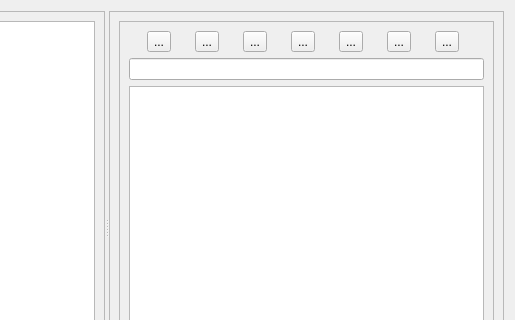
Before: the Qt Designer form src/ui/noteseditor.ui in metaxy/openBibleViewer, drawn with Qt 5; both pictures show x 275 to 790 and y 0 to 320 of the 790 by 454 pixel window.
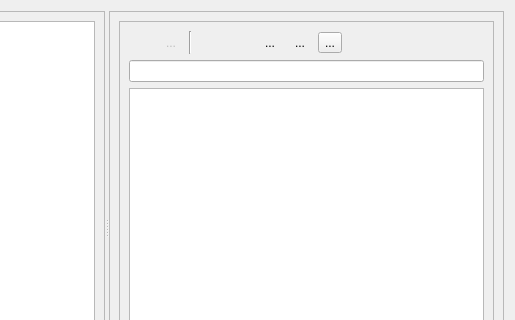
After: the same form once the commit is applied. Icons and pictures are not drawn.

```diff
--- a/src/ui/noteseditor.ui
+++ b/src/ui/noteseditor.ui
@@ -77,31 +77,72 @@
           <item>
            <layout class="QHBoxLayout" name="horizontalLayout">
             <item>
-             <widget class="QToolButton" name="toolButton_2">
+             <widget class="QToolButton" name="toolButton_noteUndo">
+              <property name="enabled">
+               <bool>false</bool>
+              </property>
               <property name="text">
-               <string>...</string>
+               <string/>
               </property>
+              <property name="icon">
+               <iconset resource="../icons.qrc">
+                <normaloff>:/icons/16x16/edit-undo.png</normaloff>:/icons/16x16/edit-undo.png</iconset>
+              </property>
+              <property name="autoRaise">
+               <bool>true</bool>
+              </property>
              </widget>
             </item>
             <item>
-             <widget class="QToolButton" name="toolButton_5">
+             <widget class="QToolButton" name="toolButton_noteRedo">
+              <property name="enabled">
+               <bool>false</bool>
+              </property>
               <property name="text">
                <string>...</string>
               </property>
+              <property name="icon">
+               <iconset resource="../icons.qrc">
+                <normaloff>:/icons/16x16/edit-redo.png</normaloff>:/icons/16x16/edit-redo.png</iconset>
+              </property>
+              <property name="autoRaise">
+               <bool>true</bool>
+              </property>
              </widget>
             </item>
             <item>
-             <widget class="QToolButton" name="toolButton_4">
+             <widget class="Line" name="line">
+              <property name="orientation">
+               <enum>Qt::Vertical</enum>
+              </property>
+             </widget>
+            </item>
+            <item>
+             <widget class="QToolButton" name="toolButton_noteBold">
               <property name="text">
-               <string>...</string>
+               <string/>
               </property>
+              <property name="icon">
+               <iconset resource="../icons.qrc">
+                <normaloff>:/icons/16x16/format-text-bold.png</normaloff>:/icons/16x16/format-text-bold.png</iconset>
+              </property>
+              <property name="autoRaise">
+               <bool>true</bool>
+              </property>
              </widget>
             </item>
             <item>
              <widget class="QToolButton" name="toolButton_7">
               <property name="text">
-               <string>...</string>
+               <string/>
               </property>
+              <property name="icon">
+               <iconset resource="../icons.qrc">
+                <normaloff>:/icons/16x16/format-text-italic.png</normaloff>:/icons/16x16/format-text-italic.png</iconset>
+              </property>
+              <property name="autoRaise">
+               <bool>true</bool>
+              </property>
              </widget>
             </item>
             <item>
@@ -109,6 +150,13 @@
               <property name="text">
                <string>...</string>
               </property>
+              <property name="icon">
+               <iconset resource="../icons.qrc">
+                <normaloff>:/icons/16x16/format-text-underline.png</normaloff>:/icons/16x16/format-text-underline.png</iconset>
+              </property>
+              <property name="autoRaise">
+               <bool>true</bool>
+              </property>
              </widget>
             </item>
             <item>
@@ -116,6 +164,13 @@
               <property name="text">
                <string>...</string>
               </property>
+              <property name="icon">
+               <iconset resource="../icons.qrc">
+                <normaloff>:/icons/16x16/format-text-color.png</normaloff>:/icons/16x16/format-text-color.png</iconset>
+              </property>
+              <property name="autoRaise">
+               <bool>true</bool>
+              </property>
              </widget>
             </item>
             <item>
@@ -125,6 +180,19 @@
               </property>
              </widget>
             </item>
+            <item>
+             <spacer name="horizontalSpacer">
+              <property name="orientation">
+               <enum>Qt::Horizontal</enum>
+              </property>
+              <property name="sizeHint" stdset="0">
+               <size>
+                <width>40</width>
+                <height>20</height>
+               </size>
+              </property>
+             </spacer>
+            </item>
            </layout>
           </item>
           <item>
```
Left out of the diff: 10 changed lines with no effect on the pictures.
